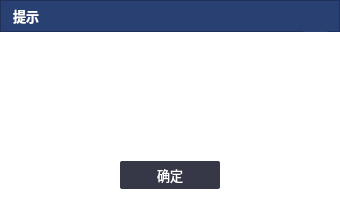
ZhouMei20220810/TEST, file messagetipsdialog.ui: the form before one commit.
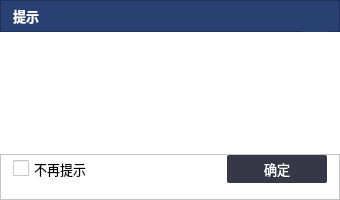
The form after the commit. Icons and pictures are not drawn.

Commit message: 1、关闭主控时有副控 增加弹窗提示，支持不再弹窗提示 2、取消同步操作时,增加弹窗提示，支持不再弹窗提示

The edit to the form file:
```diff
--- a/messagetipsdialog.ui
+++ b/messagetipsdialog.ui
@@ -22,6 +22,9 @@
    <string notr="true">background-color:#FFFFFFFF;</string>
   </property>
   <layout class="QVBoxLayout" name="verticalLayout">
+   <property name="spacing">
+    <number>0</number>
+   </property>
    <property name="leftMargin">
     <number>0</number>
    </property>
@@ -31,6 +34,9 @@
    <property name="rightMargin">
     <number>0</number>
    </property>
+   <property name="bottomMargin">
+    <number>0</number>
+   </property>
    <item>
     <widget class="QFrame" name="frame">
      <property name="minimumSize">
@@ -395,7 +401,79 @@
     </spacer>
    </item>
    <item>
+    <widget class="QFrame" name="frame_2">
+     <property name="frameShape">
+      <enum>QFrame::StyledPanel</enum>
+     </property>
+     <property name="frameShadow">
+      <enum>QFrame::Raised</enum>
+     </property>
     <layout class="QHBoxLayout" name="horizontalLayout">
+      <property name="spacing">
+       <number>0</number>
+      </property>
+      <property name="leftMargin">
+       <number>12</number>
+      </property>
+      <property name="topMargin">
+       <number>0</number>
+      </property>
+      <property name="rightMargin">
+       <number>12</number>
+      </property>
+      <property name="bottomMargin">
+       <number>16</number>
+      </property>
+      <item>
+       <widget class="QCheckBox" name="checkBoxNotTip">
+        <property name="font">
+         <font>
+          <pointsize>10</pointsize>
+         </font>
+        </property>
+        <property name="cursor">
+         <cursorShape>PointingHandCursor</cursorShape>
+        </property>
+        <property name="styleSheet">
+         <string notr="true"> QCheckBox {
+     spacing: 5px;
+ }
+
+ QCheckBox::indicator {
+     width: 16px;
+     height: 16px;
+ }
+
+ QCheckBox::indicator:unchecked {
+     image: url(:/login/resource/login/option_normal.png);
+ }
+
+ QCheckBox::indicator:unchecked:hover {
+     image: url(:/login/resource/login/option_normal.png);
+ }
+
+ QCheckBox::indicator:unchecked:pressed {
+     image: url(:/login/resource/login/option_normal.png);
+ }
+
+ QCheckBox::indicator:checked {
+     image: url(:/login/resource/login/option_select.png);
+ }
+
+ QCheckBox::indicator:checked:hover {
+     image: url(:/login/resource/login/option_select.png);
+ }
+
+ QCheckBox::indicator:checked:pressed {
+     image: url(:/login/resource/login/option_select.png);
+ }
+</string>
+        </property>
+        <property name="text">
+         <string>不再提示</string>
+        </property>
+       </widget>
+      </item>
      <item>
       <spacer name="horizontalSpacer_2">
        <property name="orientation">
@@ -403,7 +481,7 @@
        </property>
        <property name="sizeHint" stdset="0">
         <size>
-         <width>40</width>
+          <width>138</width>
          <height>20</height>
         </size>
        </property>
@@ -460,20 +538,8 @@
        </property>
       </widget>
      </item>
-     <item>
-      <spacer name="horizontalSpacer_3">
-       <property name="orientation">
-        <enum>Qt::Horizontal</enum>
-       </property>
-       <property name="sizeHint" stdset="0">
-        <size>
-         <width>40</width>
-         <height>20</height>
-        </size>
-       </property>
-      </spacer>
-     </item>
-    </layout>
+     </layout>
+    </widget>
    </item>
   </layout>
  </widget>
```
Left out of the diff: 2 changed lines with no effect on the pictures. Lines whose indentation alone changed are shown as unchanged. The commit also changes 6 other files.
